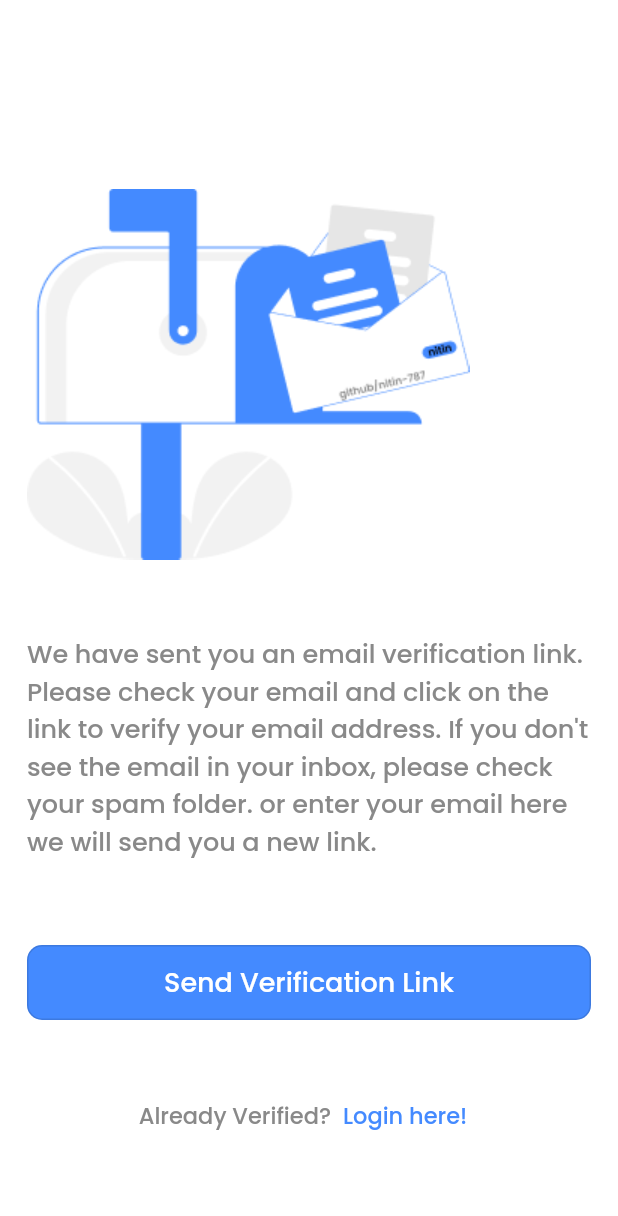
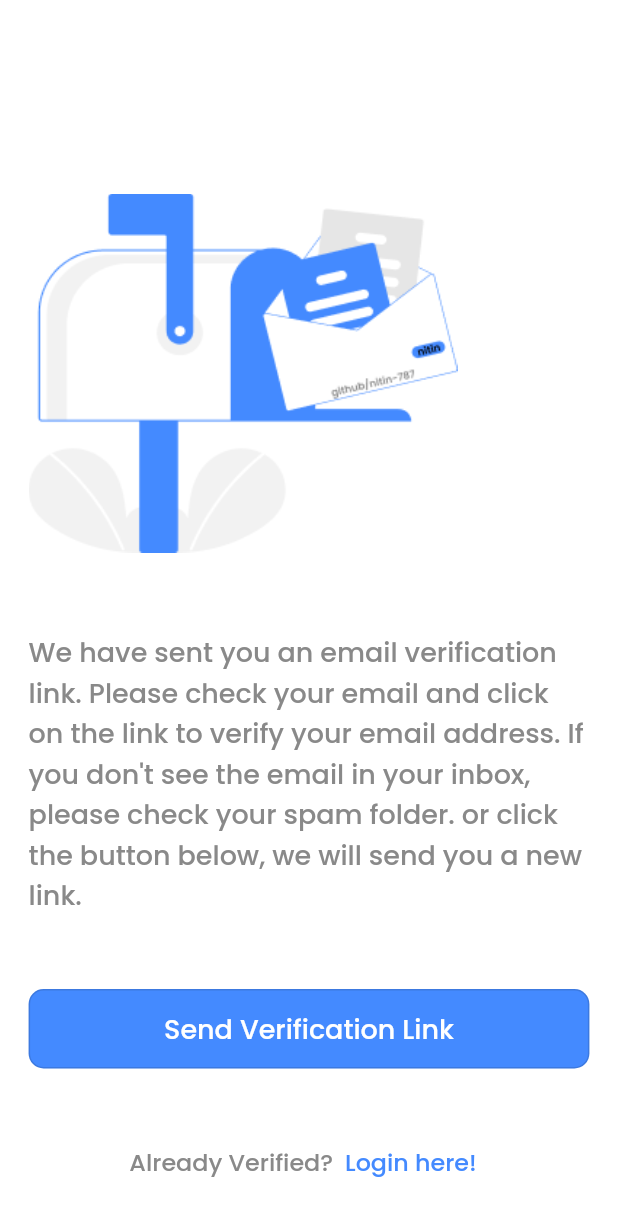
Before and after one commit to nitin-787/uni-notes, a Flutter app: the VerifyEmailView screen opened directly, on a phone screen of 412 x 824 dp. Shown: the top 1216 px of the screen. Run offline on Flutter 3.47's test engine with Material 2 defaults, Android fonts, the phone set to English and light mode, and no system bars; our stand-ins replace bloc, cloud_firestore, equatable, file_picker, firebase_auth, firebase_core and 6 more; accounts and stored records are empty; generated files the repository leaves out were written again.

Commit message:
verifyEmailView Responsiveness

```diff
--- a/lib/views/verify_email_view.dart
+++ b/lib/views/verify_email_view.dart
@@ -1,6 +1,7 @@
 import 'package:flutter/material.dart';
 import 'package:flutter_bloc/flutter_bloc.dart';
 import 'package:google_fonts/google_fonts.dart';
+import 'package:mynotes/config/size_config.dart';
 import 'package:mynotes/constants/colors.dart';
 import 'package:mynotes/extentions/buildcontext/loc.dart';
 import 'package:mynotes/services/auth/bloc/auth_bloc.dart';
@@ -20,36 +21,41 @@ class _VerifyEmailViewState extends State<VerifyEmailView> {
       backgroundColor: Colors.white,
       body: SingleChildScrollView(
         child: Padding(
-          padding: const EdgeInsets.all(16.0),
+          padding: EdgeInsets.all(screenWidth(11.11)),
           child: SingleChildScrollView(
             child: Container(
-              padding: const EdgeInsets.only(left: 2.0, top: 60, right: 2.0),
+              padding: EdgeInsets.only(
+                left: screenWidth(1.39),
+                top: screenHeight(42),
+                right: screenWidth(1.39),
+              ),
               child: Column(
                 crossAxisAlignment: CrossAxisAlignment.start,
                 children: [
-                  const SizedBox(
-                    height: 50,
+                  SizedBox(
+                    height: screenWidth(34.71),
                   ),
-                  const Image(
-                    image: AssetImage('assets/images/mail_box.png'),
+                  Image(
+                    height: screenHeight(170),
+                    image: const AssetImage('assets/images/mail_box.png'),
                   ),
-                  const SizedBox(
-                    height: 50.0,
+                  SizedBox(
+                    height: screenWidth(34.71),
                   ),
                   Text(
-                    "We have sent you an email verification link. Please check your email and click on the link to verify your email address. If you don't see the email in your inbox, please check your spam folder. or enter your email here we will send you a new link.",
+                    "We have sent you an email verification link. Please check your email and click on the link to verify your email address. If you don't see the email in your inbox, please check your spam folder. or click the button below, we will send you a new link.",
                     style: GoogleFonts.poppins(
                       fontWeight: FontWeight.w500,
-                      fontSize: 17,
+                      fontSize: screenWidth(11.8),
                       color: AppColors.textColor1,
                     ),
                   ),
-                  const SizedBox(
-                    height: 57.0,
+                  SizedBox(
+                    height: screenHeight(34.7),
                   ),
                   SizedBox(
+                    height: screenWidth(34.7),
                     width: 500,
-                    height: 50,
                     child: OutlinedButton(
                       style: OutlinedButton.styleFrom(
                         backgroundColor: AppColors.mainColor,
@@ -71,7 +77,7 @@ class _VerifyEmailViewState extends State<VerifyEmailView> {
                               style: GoogleFonts.poppins(
                                 color: Colors.white,
                                 fontWeight: FontWeight.w500,
-                                fontSize: 18,
+                                fontSize: screenWidth(11.8),
                               ),
                             ),
                           ],
@@ -79,8 +85,8 @@ class _VerifyEmailViewState extends State<VerifyEmailView> {
                       ),
                     ),
                   ),
-                  const SizedBox(
-                    height: 40,
+                  SizedBox(
+                    height: screenHeight(27.8),
                   ),
                   Row(
                     mainAxisAlignment: MainAxisAlignment.center,
@@ -88,7 +94,7 @@ class _VerifyEmailViewState extends State<VerifyEmailView> {
                       Text(
                         style: GoogleFonts.poppins(
                           color: AppColors.textColor1,
-                          fontSize: 15,
+                          fontSize: screenWidth(10.42),
                           fontWeight: FontWeight.w500,
                         ),
                         'Already Verified?',
@@ -102,7 +108,7 @@ class _VerifyEmailViewState extends State<VerifyEmailView> {
                         child: Text(
                           style: GoogleFonts.poppins(
                             color: AppColors.mainColor,
-                            fontSize: 15,
+                            fontSize: screenWidth(10.42),
                             fontWeight: FontWeight.w500,
                           ),
                           'Login here!',
```
